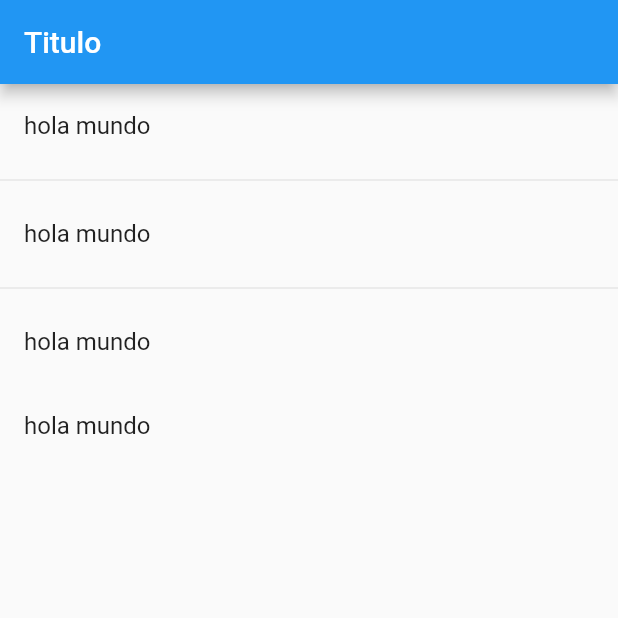
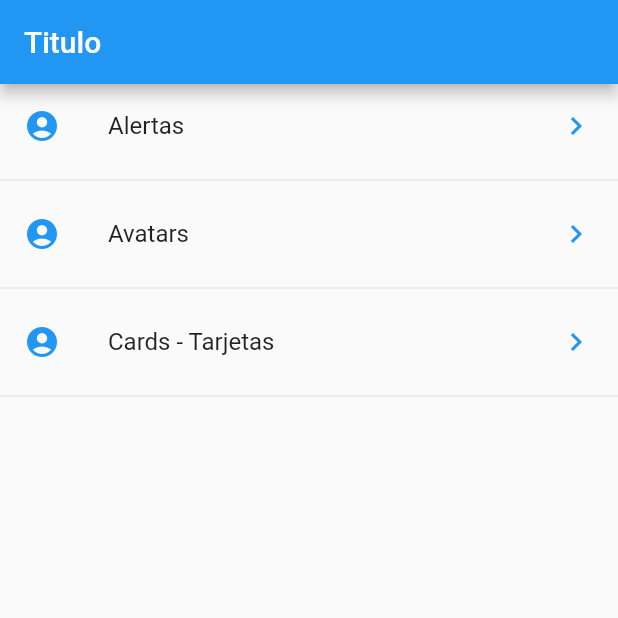
Before and after one commit to Marisabel-Condori/ejemplos-de-witgets-basics, a Flutter app: the screen it shows after launch, on a phone screen of 412 x 824 dp, the top half of it. Run offline on Flutter 3.47's test engine with Material 2 defaults, Android fonts, the phone set to English and light mode, and no system bars.

```diff
--- a/lib/pages/home_page.dart
+++ b/lib/pages/home_page.dart
@@ -1,4 +1,5 @@
 import 'package:componentes/provider/menu_provider.dart';
+import 'package:flutter/cupertino.dart';
 import 'package:flutter/material.dart';
 
 
@@ -12,20 +13,27 @@ class HomePage extends StatelessWidget{
   }
 
   Widget _lista() {
-    print('aaaaaaaaaaaaaaaaaaaaaaaaaaaaaaaaaaaaaaaaaaaaaaaaaaaaaaaaaaaaaaaaaaaaaaaaa');
-    print(menuProvider.opciones);
-
-    return ListView(children: _realizarLista());}
-
-  List<Widget> _realizarLista(){
-    return [
-      ListTile(title: Text('hola mundo')),
-      Divider(),
-      ListTile(title: Text('hola mundo')),
-      Divider(),
-      ListTile(title: Text('hola mundo')),
-      ListTile(title: Text('hola mundo')),
-    ];
+    return FutureBuilder(future: menuProvider.cargarData(),
+    builder: (context, AsyncSnapshot<List<dynamic>>snapshot){
+      return ListView(
+        children: _realizarLista(snapshot.data),
+      );
+    },
+    );
   }
 
+  List<Widget> _realizarLista(List<dynamic>data){
+    final List<Widget>opciones = [];
+    data.forEach((opt){
+      final widgetTemp = ListTile(
+        title: Text(opt['texto']),
+        leading: Icon(Icons.account_circle, color: Colors.blue),
+        trailing: Icon(Icons.keyboard_arrow_right, color:Colors.blue),
+        onTap: (){},
+      );
+      opciones..add(widgetTemp)
+              ..add(Divider());
+    });
+    return opciones;
+  }
 }
--- a/lib/provider/menu_provider.dart
+++ b/lib/provider/menu_provider.dart
@@ -1,14 +1,20 @@
+import 'dart:convert';
+
 import 'package:flutter/services.dart' show rootBundle;
 
 class _MenuProvider{
   List<dynamic> opciones = [];
 
   _MenuProvider(){
-    cargarData();
+    //cargarData();
   }
 
-  cargarData() {
-    rootBundle.loadString('data/menu_opts.json').then((data){ print(data); });
+  Future<List<dynamic>> cargarData() async{
+    final resp = await rootBundle.loadString('data/menu_opts.json');
+    Map dataMap = json.decode(resp);
+    print(dataMap['rutas']);
+    opciones = dataMap['rutas'];
+    return opciones;
   }
 }
 
```
